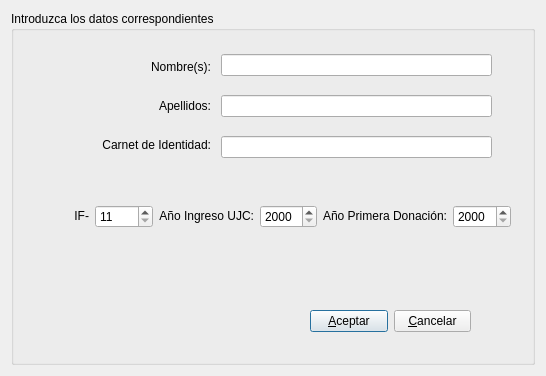
The window that Proyecto_Optativa/dialogInsertar.ui (RedAlf121/ProyectoFicherosCpp) describes before a commit, drawn with Qt 5.
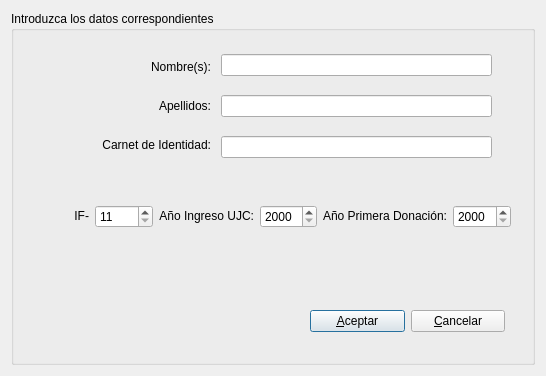
The same window after the commit.

The edit to the form file:
```diff
--- a/Proyecto_Optativa/dialogInsertar.ui
+++ b/Proyecto_Optativa/dialogInsertar.ui
@@ -143,7 +143,7 @@
          <rect>
           <x>299</x>
           <y>270</y>
-          <width>161</width>
+          <width>195</width>
           <height>80</height>
          </rect>
         </property>
```
Left out of the diff: 26 changed lines with no effect on the pictures.
